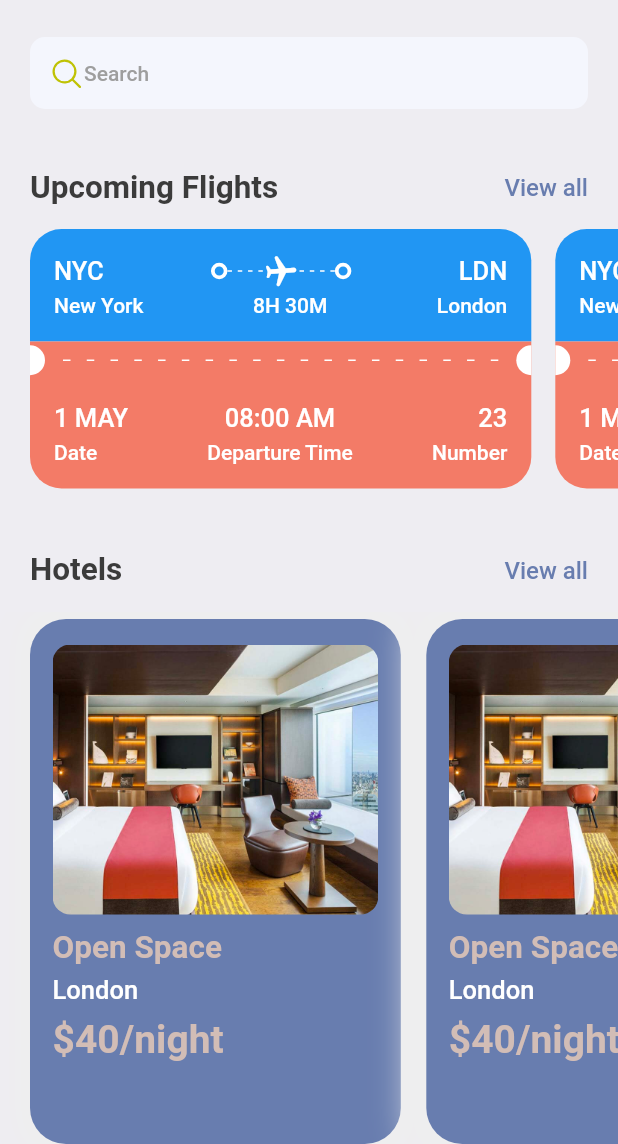
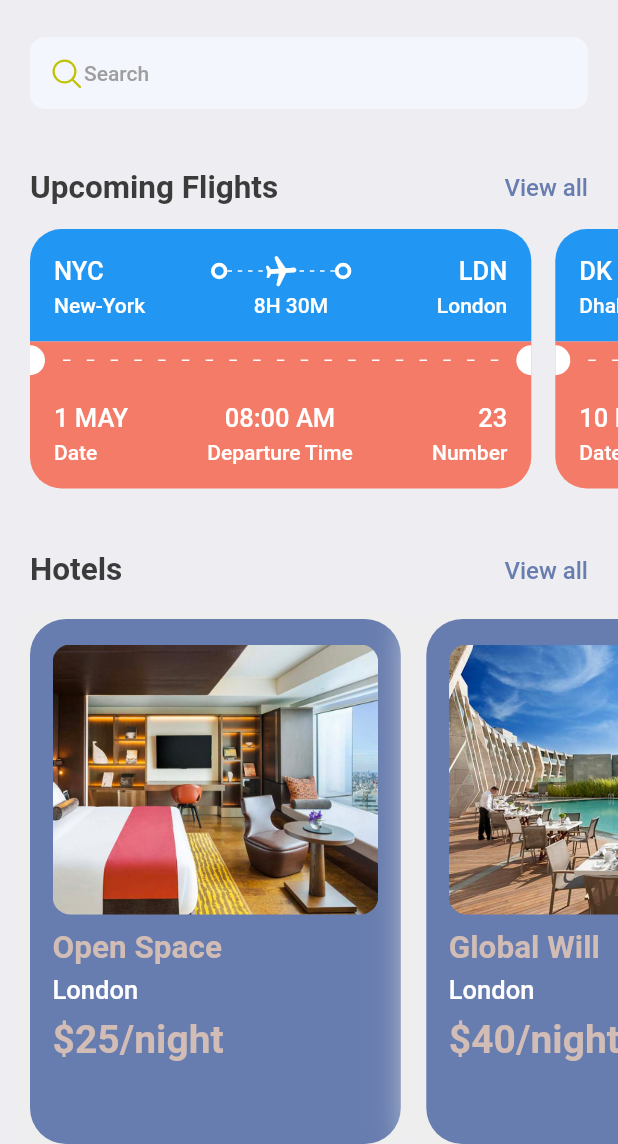
Before and after one commit to keith47733/book_tickets, a Flutter app: the HomeScreen screen opened directly, scrolled down 34 dp, on a phone screen of 412 x 824 dp, the part 92-1236 px from its top. Run offline on Flutter 3.47's test engine with Material 2 defaults, Android fonts, the phone set to English and light mode, and no system bars; our stand-ins replace fluentui_icons, gap.

Commit message:
Mapped ticket and hotel data to home screen

```diff
--- a/book_tickets/lib/screens/bottom_bar.dart
+++ b/book_tickets/lib/screens/bottom_bar.dart
@@ -13,7 +13,7 @@ class BottomBar extends StatefulWidget {
 class _BottomBarState extends State<BottomBar> {
   int _selectedIndex = 0;
   static final List<Widget> _widgetOptions = <Widget>[
-    HomeScreen(),
+    const HomeScreen(),
     const Text('Search'),
     const Text('Tickets'),
     const Text('Profile'),
--- a/book_tickets/lib/screens/home_screen.dart
+++ b/book_tickets/lib/screens/home_screen.dart
@@ -3,7 +3,8 @@ import 'package:flutter/material.dart';
 import 'package:gap/gap.dart';
 
 import '../utils/styles.dart';
-import 'ticket.dart';
+import '../utils/app_info_list.dart';
+import 'tickets.dart';
 import 'hotels.dart';
 
 class HomeScreen extends StatelessWidget {
@@ -87,10 +88,7 @@ class HomeScreen extends StatelessWidget {
             scrollDirection: Axis.horizontal,
             padding: const EdgeInsets.only(left: 20),
             child: Row(
-              children: const <Widget>[
-                Ticket(),
-                Ticket(),
-              ],
+              children: ticketList.map((singleTicket) => Tickets(ticket: singleTicket)).toList(),
             ),
           ),
           const Gap(15),
@@ -114,12 +112,7 @@ class HomeScreen extends StatelessWidget {
             scrollDirection: Axis.horizontal,
             padding: const EdgeInsets.only(left: 20),
             child: Row(
-              children: const <Widget>[
-                Hotels(),
-                Hotels(),
-								Hotels(),
-                Hotels(),
-              ],
+              children: hotelList.map((singleHotel) => Hotels(hotel: singleHotel)).toList(),
             ),
           ),
         ],
--- a/book_tickets/lib/screens/hotels.dart
+++ b/book_tickets/lib/screens/hotels.dart
@@ -5,7 +5,8 @@ import '../utils/app_layout.dart';
 import '../utils/styles.dart';
 
 class Hotels extends StatelessWidget {
-  const Hotels({super.key});
+  final Map<String, dynamic> hotel;
+  const Hotels({super.key, required this.hotel});
 
   @override
   Widget build(BuildContext context) {
@@ -28,25 +29,22 @@ class Hotels extends StatelessWidget {
             decoration: BoxDecoration(
               borderRadius: BorderRadius.circular(12.0),
               color: Styles.primaryColor,
-              image: const DecorationImage(
-                fit: BoxFit.cover,
-                image: AssetImage('assets/images/one.png'),
-              ),
+              image: DecorationImage(fit: BoxFit.cover, image: AssetImage('assets/images/${hotel['image']}')),
             ),
           ),
           const Gap(10),
           Text(
-            'Open Space',
+            '${hotel['place']}',
             style: Styles.headline2.copyWith(color: Styles.kakiColor),
           ),
           const Gap(5),
           Text(
-            'London',
+            '${hotel['destination']}',
             style: Styles.headline3.copyWith(color: Colors.white),
           ),
           const Gap(8),
           Text(
-            '\$40/night',
+            '\$${hotel['price']}/night',
             style: Styles.headline1.copyWith(color: Styles.kakiColor),
           ),
         ],
--- a/book_tickets/lib/screens/ticket.dart
+++ b/book_tickets/lib/screens/tickets.dart
@@ -1,12 +1,14 @@
-import 'package:book_tickets/widgets/thick_container.dart';
 import 'package:flutter/material.dart';
 import 'package:gap/gap.dart';
 
 import '../utils/app_layout.dart';
 import '../utils/styles.dart';
 
-class Ticket extends StatelessWidget {
-  const Ticket({super.key});
+import '../widgets/thick_container.dart';
+
+class Tickets extends StatelessWidget {
+  final Map<String, dynamic> ticket;
+  const Tickets({super.key, required this.ticket});
 
   @override
   Widget build(BuildContext context) {
@@ -34,7 +36,7 @@ class Ticket extends StatelessWidget {
                 children: <Widget>[
                   Row(
                     children: <Widget>[
-                      Text('NYC', style: Styles.headline3.copyWith(color: Colors.white)),
+                      Text(ticket['from']['code'], style: Styles.headline3.copyWith(color: Colors.white)),
                       Expanded(child: Container()),
                       const ThickContainer(),
                       Expanded(
@@ -71,7 +73,7 @@ class Ticket extends StatelessWidget {
                       ),
                       const ThickContainer(),
                       Expanded(child: Container()),
-                      Text('LDN', style: Styles.headline3.copyWith(color: Colors.white)),
+                      Text(ticket['to']['code'], style: Styles.headline3.copyWith(color: Colors.white)),
                     ],
                   ),
                   const Gap(3),
@@ -79,9 +81,9 @@ class Ticket extends StatelessWidget {
                     mainAxisSize: MainAxisSize.max,
                     mainAxisAlignment: MainAxisAlignment.spaceBetween,
                     children: <Widget>[
-                      Text('New York', style: Styles.headline4.copyWith(color: Colors.white)),
-                      Text('8H 30M', style: Styles.headline4.copyWith(color: Colors.white)),
-                      Text('London', style: Styles.headline4.copyWith(color: Colors.white)),
+                      Text(ticket['from']['name'], style: Styles.headline4.copyWith(color: Colors.white)),
+                      Text(ticket['flying_time'], style: Styles.headline4.copyWith(color: Colors.white)),
+                      Text(ticket['to']['name'], style: Styles.headline4.copyWith(color: Colors.white)),
                     ],
                   ),
                 ],
@@ -164,7 +166,7 @@ class Ticket extends StatelessWidget {
                       Column(
                         crossAxisAlignment: CrossAxisAlignment.start,
                         children: <Widget>[
-                          Text('1 MAY', style: Styles.headline3.copyWith(color: Colors.white)),
+                          Text(ticket['date'], style: Styles.headline3.copyWith(color: Colors.white)),
                           const Gap(5),
                           Text('Date', style: Styles.headline4.copyWith(color: Colors.white)),
                         ],
@@ -172,7 +174,7 @@ class Ticket extends StatelessWidget {
                       Column(
                         crossAxisAlignment: CrossAxisAlignment.center,
                         children: <Widget>[
-                          Text('08:00 AM', style: Styles.headline3.copyWith(color: Colors.white)),
+                          Text(ticket['departure_time'], style: Styles.headline3.copyWith(color: Colors.white)),
                           const Gap(5),
                           Text('Departure Time', style: Styles.headline4.copyWith(color: Colors.white)),
                         ],
@@ -180,7 +182,7 @@ class Ticket extends StatelessWidget {
                       Column(
                         crossAxisAlignment: CrossAxisAlignment.end,
                         children: <Widget>[
-                          Text('23', style: Styles.headline3.copyWith(color: Colors.white)),
+                          Text('${ticket['number']}', style: Styles.headline3.copyWith(color: Colors.white)),
                           const Gap(5),
                           Text('Number', style: Styles.headline4.copyWith(color: Colors.white)),
                         ],
--- /dev/null
+++ b/book_tickets/lib/utils/app_info_list.dart
@@ -0,0 +1,51 @@
+List<Map<String, dynamic>> hotelList = [
+  {
+    'image': 'one.png',
+    'place': 'Open Space',
+    'destination': 'London',
+    'price': 25
+  },
+  {
+    'image': 'two.png',
+    'place': 'Global Will',
+    'destination': 'London',
+    'price': 40
+  },
+  {
+    'image': 'three.png',
+    'place': 'Tallest Building',
+    'destination': 'Dubai',
+    'price': 68
+  },
+];
+
+List<Map<String, dynamic>> ticketList = [
+  {
+    'from': {
+      'code':"NYC",
+      'name':"New-York"
+    },
+    'to': {
+      'code':"LDN",
+      'name':"London"
+    },
+    'flying_time': '8H 30M',
+    'date': "1 MAY",
+    'departure_time':"08:00 AM",
+    "number":23
+  },
+  {
+    'from': {
+      'code':"DK",
+      'name':"Dhaka"
+    },
+    'to': {
+      'code':"SH",
+      'name':"Shanghai"
+    },
+    'flying_time': '4H 20M',
+    'date': "10 MAY",
+    'departure_time':"09:00 AM",
+    "number":45
+  },
+];
```
